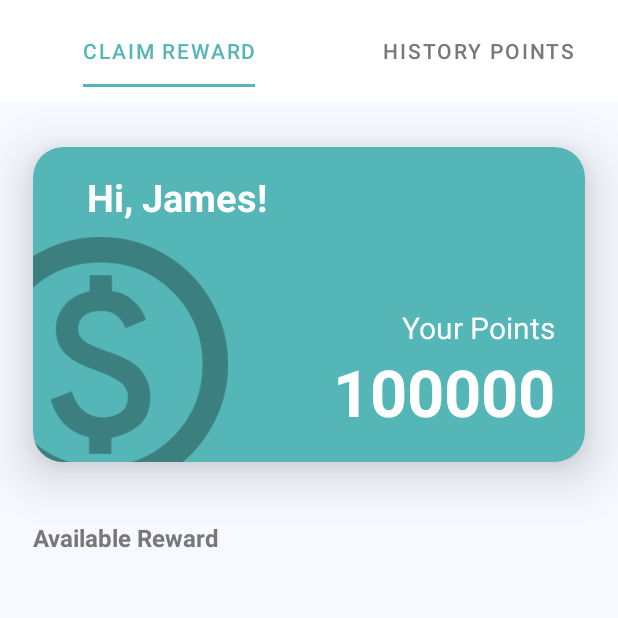
After one commit to TrashUp-Capstone/mobile, an Android app: the ClaimRewardFragment screen opened directly, with no data from a screen before it, on a phone screen of 412 x 824 dp, the top half of it. The commit adds this screen. Run offline under Robolectric (Android 15) with nearby library versions, the phone set to English and light mode, and no system bars; network calls fail.

Commit message:
Update Redeem reward, Detail reward, History points

```diff
--- /dev/null
+++ b/app/src/main/java/com/dicoding/trashup/ui/user/points/PointsUserActivity.kt
@@ -0,0 +1,56 @@
+package com.dicoding.trashup.ui.user.points
+
+import android.os.Bundle
+import androidx.activity.enableEdgeToEdge
+import androidx.activity.viewModels
+import androidx.appcompat.app.AppCompatActivity
+import androidx.core.view.ViewCompat
+import androidx.core.view.WindowInsetsCompat
+import com.dicoding.trashup.R
+import com.dicoding.trashup.databinding.ActivityMainBinding
+import com.dicoding.trashup.databinding.ActivityPointsUserBinding
+import com.dicoding.trashup.ui.ViewModelFactory
+import com.google.android.material.tabs.TabLayoutMediator
+
+class PointsUserActivity : AppCompatActivity() {
+
+    private lateinit var binding : ActivityPointsUserBinding
+    private val viewModel by viewModels<PointsUserViewModel> {
+        ViewModelFactory.getInstance(this)
+    }
+
+
+    override fun onCreate(savedInstanceState: Bundle?) {
+        super.onCreate(savedInstanceState)
+        binding = ActivityPointsUserBinding.inflate(layoutInflater)
+        enableEdgeToEdge()
+        setContentView(binding.root)
+        supportActionBar?.hide()
+        ViewCompat.setOnApplyWindowInsetsListener(findViewById(R.id.main)) { v, insets ->
+            val systemBars = insets.getInsets(WindowInsetsCompat.Type.systemBars())
+            v.setPadding(systemBars.left, systemBars.top, systemBars.right, systemBars.bottom)
+            insets
+        }
+
+
+        val viewPager = binding.viewPagerPoints
+        val tabLayout = binding.pointsTabs
+
+        val sectionsPagerAdapter = SectionPointsPagerAdapter(this)
+        viewPager.adapter = sectionsPagerAdapter
+
+        TabLayoutMediator(tabLayout, viewPager) { tab, position ->
+            tab.text = "Tab ${position + 1}"
+            if (position == 0) {
+                tab.text = getString(R.string.claim_reward)
+            } else {
+                tab.text = getString(R.string.history_points)
+            }
+        }.attach()
+
+        tabLayout.setTabTextColors(
+            resources.getColor(R.color.dark_grey, null),
+            resources.getColor(R.color.light_teal, null)
+        )
+    }
+}
--- /dev/null
+++ b/app/src/main/java/com/dicoding/trashup/ui/user/points/SectionPointsPagerAdapter.kt
@@ -0,0 +1,22 @@
+package com.dicoding.trashup.ui.user.points
+
+import androidx.fragment.app.Fragment
+import androidx.fragment.app.FragmentActivity
+import androidx.viewpager2.adapter.FragmentStateAdapter
+import com.dicoding.trashup.ui.user.points.claim_reward.ClaimRewardFragment
+import com.dicoding.trashup.ui.user.points.history_points.HistoryPointsFragment
+
+class SectionPointsPagerAdapter(fragmentActivity: FragmentActivity): FragmentStateAdapter(fragmentActivity) {
+    override fun getItemCount(): Int {
+        return 2
+    }
+
+    override fun createFragment(position: Int): Fragment {
+        var fragment: Fragment? = null
+        when (position) {
+            0 -> fragment = ClaimRewardFragment()
+            1 -> fragment = HistoryPointsFragment()
+        }
+        return fragment as Fragment
+    }
+}
--- /dev/null
+++ b/app/src/main/java/com/dicoding/trashup/ui/user/points/claim_reward/ClaimRewardFragment.kt
@@ -0,0 +1,31 @@
+package com.dicoding.trashup.ui.user.points.claim_reward
+
+import androidx.fragment.app.viewModels
+import android.os.Bundle
+import androidx.fragment.app.Fragment
+import android.view.LayoutInflater
+import android.view.View
+import android.view.ViewGroup
+import com.dicoding.trashup.R
+
+class ClaimRewardFragment : Fragment() {
+
+    companion object {
+        fun newInstance() = ClaimRewardFragment()
+    }
+
+    private val viewModel: ClaimRewardViewModel by viewModels()
+
+    override fun onCreate(savedInstanceState: Bundle?) {
+        super.onCreate(savedInstanceState)
+
+        // TODO: Use the ViewModel
+    }
+
+    override fun onCreateView(
+        inflater: LayoutInflater, container: ViewGroup?,
+        savedInstanceState: Bundle?
+    ): View {
+        return inflater.inflate(R.layout.fragment_claim_reward, container, false)
+    }
+}
--- /dev/null
+++ b/app/src/main/res/layout/activity_points_user.xml
@@ -0,0 +1,32 @@
+<?xml version="1.0" encoding="utf-8"?>
+<androidx.constraintlayout.widget.ConstraintLayout xmlns:android="http://schemas.android.com/apk/res/android"
+    xmlns:app="http://schemas.android.com/apk/res-auto"
+    xmlns:tools="http://schemas.android.com/tools"
+    android:id="@+id/main"
+    android:layout_width="match_parent"
+    android:layout_height="match_parent"
+    tools:context=".ui.user.points.PointsUserActivity">
+
+    <com.google.android.material.tabs.TabLayout
+        android:id="@+id/points_tabs"
+        android:layout_width="match_parent"
+        android:layout_height="wrap_content"
+        android:padding="10dp"
+        app:layout_constraintEnd_toEndOf="parent"
+        app:layout_constraintStart_toStartOf="parent"
+        app:layout_constraintTop_toTopOf="parent"
+        app:tabTextColor="@color/dark_grey"
+        app:tabIndicatorColor="@color/light_teal"
+        app:tabIndicatorFullWidth="false"
+        app:tabIndicatorAnimationMode="elastic"/>
+
+    <androidx.viewpager2.widget.ViewPager2
+        android:id="@+id/view_pager_points"
+        android:layout_width="match_parent"
+        android:layout_height="0dp"
+        app:layout_constraintBottom_toBottomOf="parent"
+        app:layout_constraintEnd_toEndOf="parent"
+        app:layout_constraintStart_toStartOf="parent"
+        app:layout_constraintTop_toBottomOf="@+id/points_tabs" />
+
+</androidx.constraintlayout.widget.ConstraintLayout>
--- /dev/null
+++ b/app/src/main/res/layout/fragment_claim_reward.xml
@@ -0,0 +1,121 @@
+<?xml version="1.0" encoding="utf-8"?>
+<ScrollView xmlns:android="http://schemas.android.com/apk/res/android"
+    xmlns:app="http://schemas.android.com/apk/res-auto"
+    xmlns:tools="http://schemas.android.com/tools"
+    android:layout_width="match_parent"
+    android:layout_height="match_parent"
+    android:background="@color/white_bg"
+    tools:context=".ui.user.points.claim_reward.ClaimRewardFragment">
+
+    <androidx.constraintlayout.widget.ConstraintLayout
+        android:layout_width="match_parent"
+        android:layout_height="wrap_content">
+
+        <androidx.cardview.widget.CardView
+            android:id="@+id/card_profile_point"
+            android:layout_width="match_parent"
+            android:layout_height="210dp"
+            android:layout_marginTop="30dp"
+            android:layout_marginHorizontal="22dp"
+            app:cardCornerRadius="20dp"
+            app:cardElevation="20dp"
+            android:backgroundTint="@color/light_teal"
+            app:layout_constraintEnd_toEndOf="parent"
+            app:layout_constraintStart_toStartOf="parent"
+            app:layout_constraintTop_toTopOf="parent">
+
+            <FrameLayout
+                android:layout_width="match_parent"
+                android:layout_height="match_parent">
+
+                <ImageView
+                    android:id="@+id/ic_coin"
+                    android:layout_width="170dp"
+                    android:layout_height="170dp"
+                    android:src="@drawable/ic_coin"
+                    android:layout_gravity="bottom|start"
+                    android:layout_marginBottom="-20dp"
+                    android:layout_marginStart="-40dp"
+                    android:contentDescription="@string/ic_coin_desc"/>
+
+                <androidx.constraintlayout.widget.ConstraintLayout
+                    android:id="@+id/constraintLayout"
+                    android:layout_width="match_parent"
+                    android:layout_height="match_parent"
+                    android:paddingHorizontal="20dp"
+                    android:orientation="vertical"
+                    app:layout_constraintEnd_toEndOf="parent"
+                    app:layout_constraintStart_toStartOf="parent"
+                    app:layout_constraintTop_toTopOf="parent">
+
+                    <TextView
+                        android:id="@+id/home_user_welcome"
+                        android:layout_width="wrap_content"
+                        android:layout_height="wrap_content"
+                        android:layout_marginStart="16dp"
+                        android:layout_marginTop="16dp"
+                        android:text="@string/hi_message"
+                        android:textColor="@color/white"
+                        android:textSize="25sp"
+                        android:textStyle="bold"
+                        app:layout_constraintStart_toStartOf="parent"
+                        app:layout_constraintTop_toTopOf="parent" />
+
+                    <TextView
+                        android:id="@+id/tv_your_points"
+                        android:layout_width="wrap_content"
+                        android:layout_height="wrap_content"
+                        android:layout_marginTop="10dp"
+                        android:text="@string/your_points"
+                        android:textColor="@color/white"
+                        android:textSize="20sp"
+                        app:layout_constraintBottom_toTopOf="@id/tv_user_points"
+                        app:layout_constraintEnd_toEndOf="@id/tv_user_points"/>
+
+                    <TextView
+                        android:id="@+id/tv_user_points"
+                        android:layout_width="wrap_content"
+                        android:layout_height="wrap_content"
+                        android:layout_marginBottom="18dp"
+                        android:text="@string/points"
+                        android:textColor="@color/white"
+                        android:textSize="43sp"
+                        android:textStyle="bold"
+                        app:layout_constraintBottom_toBottomOf="parent"
+                        app:layout_constraintEnd_toEndOf="parent"/>
+
+                </androidx.constraintlayout.widget.ConstraintLayout>
+
+            </FrameLayout>
+
+
+        </androidx.cardview.widget.CardView>
+
+        <TextView
+            android:id="@+id/tv_recent_waste"
+            android:layout_width="wrap_content"
+            android:layout_height="wrap_content"
+            android:layout_marginStart="22dp"
+            android:layout_marginTop="39dp"
+            android:text="@string/available_reward"
+            android:textColor="@color/dark_grey"
+            android:textSize="16sp"
+            android:textStyle="bold"
+            app:layout_constraintStart_toStartOf="parent"
+            app:layout_constraintTop_toBottomOf="@id/card_profile_point"/>
+
+        <androidx.recyclerview.widget.RecyclerView
+            android:id="@+id/rv_recent_waste"
+            android:layout_width="match_parent"
+            android:layout_marginBottom="10dp"
+            android:layout_height="350dp"
+            android:layout_marginTop="10dp"
+            android:layout_marginHorizontal="22dp"
+            app:layout_constraintStart_toStartOf="parent"
+            app:layout_constraintEnd_toEndOf="parent"
+            app:layout_constraintTop_toBottomOf="@id/tv_recent_waste"
+            app:layout_constraintBottom_toBottomOf="parent"/>
+
+    </androidx.constraintlayout.widget.ConstraintLayout>
+
+</ScrollView>
--- a/app/src/main/res/layout/fragment_home_user.xml
+++ b/app/src/main/res/layout/fragment_home_user.xml
@@ -9,7 +9,7 @@
 
     <androidx.constraintlayout.widget.ConstraintLayout
         android:layout_width="match_parent"
-        android:layout_height="match_parent">
+        android:layout_height="wrap_content">
 
         <androidx.cardview.widget.CardView
             android:id="@+id/card_profile_point"
@@ -86,7 +86,7 @@
                         app:layout_constraintTop_toBottomOf="@id/tv_your_points"/>
 
                     <com.dicoding.trashup.ui.customview.MyButtonWhiteBg
-                        android:id="@+id/btn_view_profile"
+                        android:id="@+id/btn_view_points"
                         android:layout_width="wrap_content"
                         android:layout_height="wrap_content"
                         android:layout_marginTop="15dp"
--- a/app/src/main/res/values/strings.xml
+++ b/app/src/main/res/values/strings.xml
@@ -108,6 +108,17 @@
     <string name="call_user">Call User</string>
     <string name="failure">Image Classifier Tidak berhasil diinisialisasi.</string>
     <string name="item_points">%d Points</string>
+    <string name="title_points">Your Points</string>
+    <string name="claim_reward">Claim Reward</string>
+    <string name="history_points">History Points</string>
+    <string name="available_reward">Available Reward</string>
+    <string name="title_reward">Voucher Shopping</string>
+    <string name="value_reward">Rp 100.000</string>
+    <string name="valid_reward">Valid Until Nov 5, 2024</string>
+    <string name="cost_reward">100.000 Points</string>
+    <string name="detail_reward">Detail Reward</string>
+    <string name="title_point_cost">Point Cost</string>
+    <string name="desc_reward">Get the best deals with our shopping \nvouchers! Save big on your favorite \nbrands and products. Simply select a \nvoucher, apply it at checkout, and enjoy \ninstant discounts. Start shopping smarter \ntoday!</string>
     <string-array name="waste_types">
         <item>Cardboard</item>
         <item>Glass</item>
```
Also changed, not shown: app/src/main/AndroidManifest.xml (+11 -1 lines), app/src/main/java/com/dicoding/trashup/ui/user/home/HomeFragment.kt (+7 -8 lines), app/src/main/java/com/dicoding/trashup/ui/user/points/PointsUserViewModel.kt (added, +7 -0 lines), app/src/main/java/com/dicoding/trashup/ui/user/points/claim_reward/ClaimRewardViewModel.kt (added, +7 -0 lines), app/src/main/java/com/dicoding/trashup/ui/user/points/claim_reward/DetailRewardActivity.kt (added, +25 -0 lines), app/src/main/java/com/dicoding/trashup/ui/user/points/history_points/HistoryPointsFragment.kt (added, +31 -0 lines), app/src/main/java/com/dicoding/trashup/ui/user/points/history_points/HistoryPointsViewModel.kt (added, +7 -0 lines), app/src/main/res/layout/activity_detail_reward.xml (added, +104 -0 lines), app/src/main/res/layout/fragment_history_points.xml (added, +18 -0 lines), app/src/main/res/layout/item_history_points.xml (added, +71 -0 lines), app/src/main/res/layout/item_reward.xml (added, +73 -0 lines), app/src/main/res/values/themes.xml (+6 -1 lines), app/src/main/res/drawable/ic_reward_approve.png (added).
